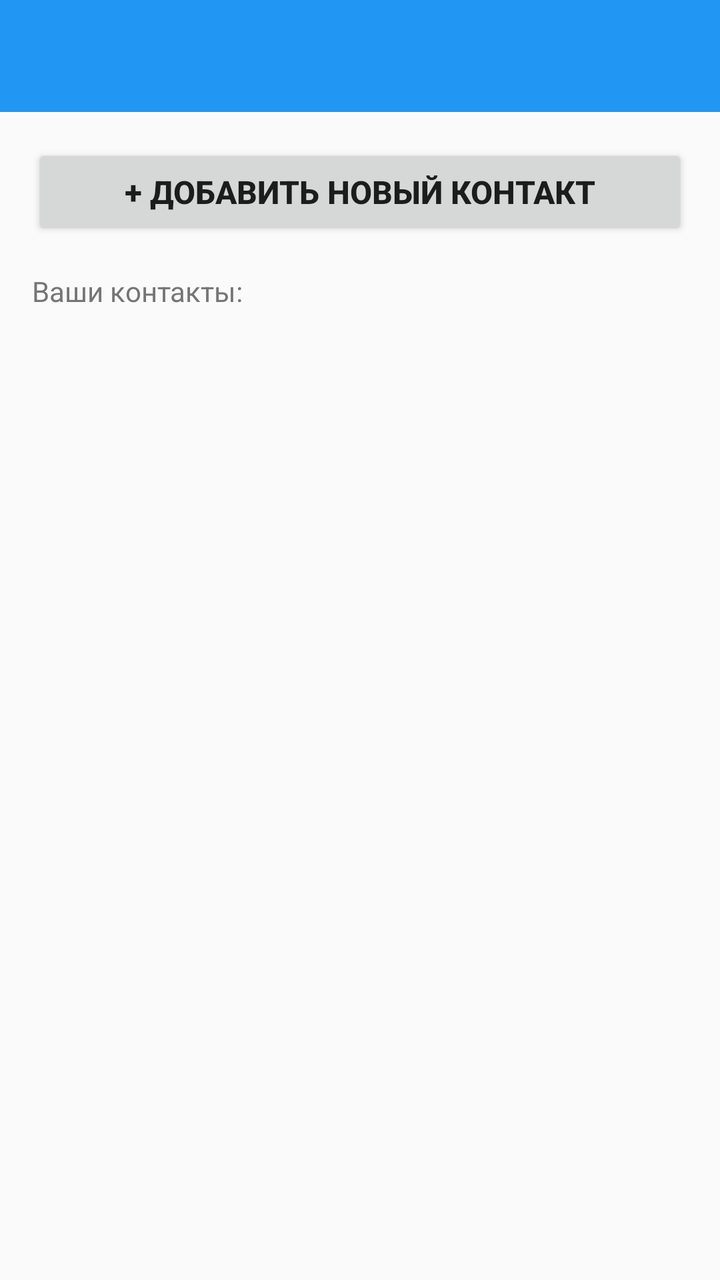
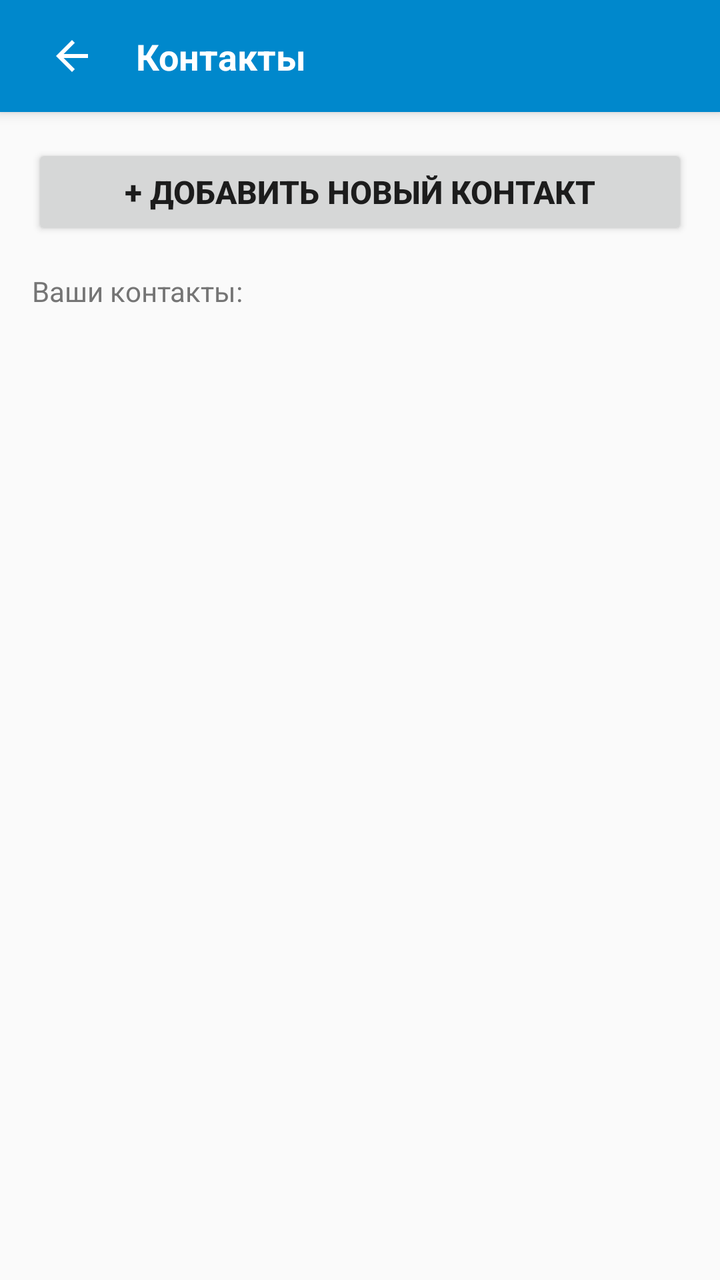

The first picture is an Android layout as it rendered before a commit; the second is the same layout after the commit. The layout source and the unified diff follow.
<!-- AndroidManifest.xml: activity theme Theme.AppCompat.Light.NoActionBar -->
<!-- res/layout/activity_contacts.xml -->
<?xml version="1.0" encoding="utf-8"?>
<LinearLayout
    xmlns:android="http://schemas.android.com/apk/res/android"
    xmlns:app="http://android.com"
    android:layout_width="match_parent"
    android:layout_height="match_parent"
    android:fitsSystemWindows="true"
    android:orientation="vertical">

    

    <androidx.appcompat.widget.Toolbar
        android:id="@+id/toolbarContacts"
        android:layout_width="match_parent"
        android:layout_height="56dp"
        android:background="#2196F3"
        app:title="Контакты"
        app:titleTextColor="#FFFFFF" />

    <LinearLayout
        android:layout_width="match_parent"
        android:layout_height="match_parent"
        android:orientation="vertical"
        android:padding="16dp">

        
        <Button
            android:id="@+id/buttonGoToAddContact"
            android:layout_width="match_parent"
            android:layout_height="wrap_content"
            android:text="+ Добавить новый контакт"
            android:textSize="16sp"
            android:textStyle="bold" />

        <TextView
            android:layout_width="wrap_content"
            android:layout_height="wrap_content"
            android:text="Ваши контакты:"
            android:layout_marginTop="16dp"
            android:textSize="14sp"
            android:textColor="#757575" />

        
        <androidx.recyclerview.widget.RecyclerView
            android:id="@+id/recyclerViewContactsList"
            android:layout_width="match_parent"
            android:layout_height="match_parent"
            android:layout_marginTop="8dp" />

    </LinearLayout>
</LinearLayout>
<!-- resources referenced by this layout -->
<resources>

</resources>

<!-- the commit's change to res/layout/activity_contacts.xml (unified diff, before → after) -->
@@ -8,14 +8,48 @@
     android:orientation="vertical">
 
     
-
-    <androidx.appcompat.widget.Toolbar
-        android:id="@+id/toolbarContacts"
+    <FrameLayout
+        android:id="@+id/toolbarContainer"
         android:layout_width="match_parent"
         android:layout_height="56dp"
-        android:background="#2196F3"
-        app:title="Контакты"
-        app:titleTextColor="#FFFFFF" />
+        android:background="#0088CC"
+        android:elevation="4dp">
+
+        <RelativeLayout
+            android:id="@+id/layoutNormalToolbar"
+            android:layout_width="match_parent"
+            android:layout_height="match_parent"
+            android:padding="16dp"
+            android:visibility="visible">
+
+            
+            <ImageButton
+                android:id="@+id/buttonContactBack"
+                android:layout_width="40dp"
+                android:layout_height="40dp"
+                android:layout_alignParentLeft="true"
+                android:layout_centerVertical="true"
+                android:background="?attr/selectableItemBackgroundBorderless"
+                android:src="@drawable/ic_arrow_back"
+                android:contentDescription="Назад"
+                app:tint="#FFFFFF" />
+
+            
+            <TextView
+                android:id="@+id/textViewContactTitle"
+                android:layout_width="wrap_content"
+                android:layout_height="wrap_content"
+                android:layout_toRightOf="@id/buttonContactBack"
+                android:layout_centerVertical="true"
+                android:layout_marginLeft="12dp"
+                android:text="Контакты"
+                android:textColor="#FFFFFF"
+                android:textSize="18sp"
+                android:textStyle="bold"
+                android:ellipsize="end"
+                android:singleLine="true" />
+        </RelativeLayout>
+    </FrameLayout>
 
     <LinearLayout
         android:layout_width="match_parent"
<!-- resource entries referenced after the edit -->
@@ -1,5 +1,15 @@
 <!-- resources referenced by this layout -->
 <resources>
-
+  <!-- drawable ic_arrow_back (drawable) -->
+  <?xml version="1.0" encoding="utf-8"?>
+  <vector xmlns:android="http://schemas.android.com/apk/res/android"
+      android:width="24dp"
+      android:height="24dp"
+      android:viewportWidth="24"
+      android:viewportHeight="24">
+      <path
+          android:fillColor="#FFFFFF"
+          android:pathData="M20,11H7.83l5.59,-5.59L12,4l-8,8 8,8 1.41,-1.41L7.83,13H20V11Z"/>
+  </vector>
 </resources>
 
